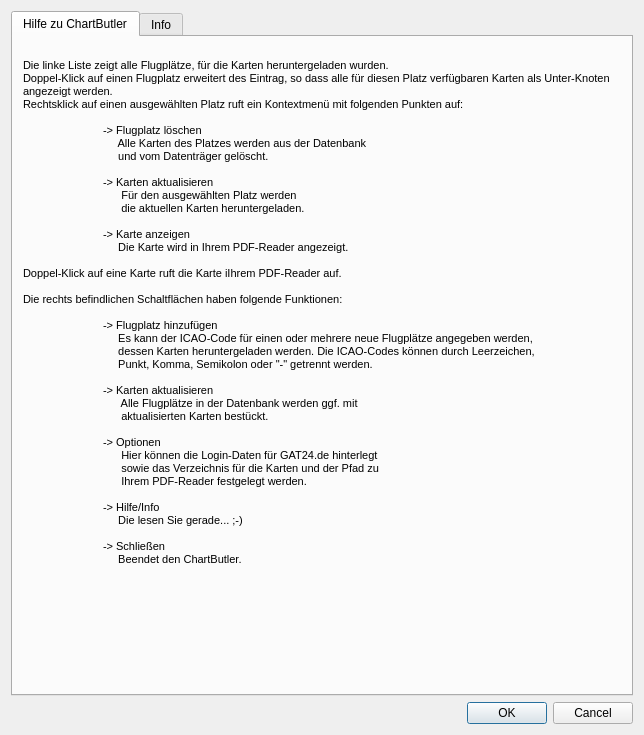
The window that ChartButler/chelp.ui (joergpauly/chartbutler) describes before a commit, drawn with Qt 5.
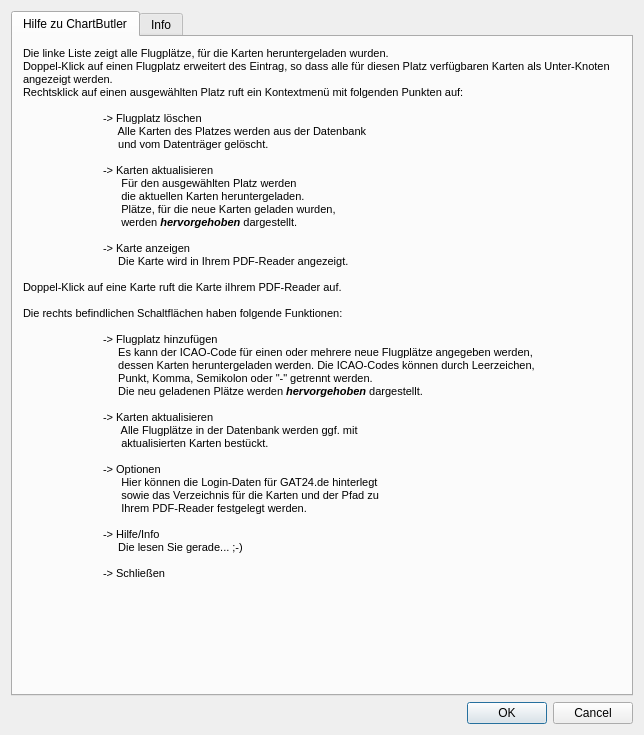
The same window after the commit.

Commit message: Letzte Anpassung für Windows-Version.

Patch:
```diff
--- a/ChartButler/chelp.ui
+++ b/ChartButler/chelp.ui
@@ -39,45 +39,48 @@
         <string>&lt;!DOCTYPE HTML PUBLIC &quot;-//W3C//DTD HTML 4.0//EN&quot; &quot;http://www.w3.org/TR/REC-html40/strict.dtd&quot;&gt;
 &lt;html&gt;&lt;head&gt;&lt;meta name=&quot;qrichtext&quot; content=&quot;1&quot; /&gt;&lt;style type=&quot;text/css&quot;&gt;
 p, li { white-space: pre-wrap; }
-&lt;/style&gt;&lt;/head&gt;&lt;body style=&quot; font-family:'Sans Serif'; font-size:9pt; font-weight:400; font-style:normal;&quot;&gt;
-&lt;p style=&quot; margin-top:0px; margin-bottom:0px; margin-left:0px; margin-right:0px; -qt-block-indent:0; text-indent:0px;&quot;&gt;&lt;span style=&quot; font-family:'MS Shell Dlg 2'; font-size:8pt;&quot;&gt;Die linke Liste zeigt alle Flugplätze, für die Karten heruntergeladen wurden.&lt;/span&gt;&lt;/p&gt;
-&lt;p style=&quot; margin-top:0px; margin-bottom:0px; margin-left:0px; margin-right:0px; -qt-block-indent:0; text-indent:0px;&quot;&gt;&lt;span style=&quot; font-family:'MS Shell Dlg 2'; font-size:8pt;&quot;&gt;Doppel-Klick auf einen Flugplatz erweitert des Eintrag, so dass alle für diesen Platz verfügbaren Karten als Unter-Knoten angezeigt werden.&lt;/span&gt;&lt;/p&gt;
-&lt;p style=&quot; margin-top:0px; margin-bottom:0px; margin-left:0px; margin-right:0px; -qt-block-indent:0; text-indent:0px;&quot;&gt;&lt;span style=&quot; font-family:'MS Shell Dlg 2'; font-size:8pt;&quot;&gt;Rechtsklick auf einen ausgewählten Platz ruft ein Kontextmenü mit folgenden Punkten auf:&lt;/span&gt;&lt;/p&gt;
-&lt;p style=&quot;-qt-paragraph-type:empty; margin-top:0px; margin-bottom:0px; margin-left:0px; margin-right:0px; -qt-block-indent:0; text-indent:0px; font-family:'MS Shell Dlg 2'; font-size:8pt;&quot;&gt;&lt;br /&gt;&lt;/p&gt;
-&lt;p style=&quot; margin-top:0px; margin-bottom:0px; margin-left:0px; margin-right:0px; -qt-block-indent:0; text-indent:0px;&quot;&gt;&lt;span style=&quot; font-family:'MS Shell Dlg 2'; font-size:8pt;&quot;&gt;	-&amp;gt; Flugplatz löschen&lt;/span&gt;&lt;/p&gt;
-&lt;p style=&quot; margin-top:0px; margin-bottom:0px; margin-left:0px; margin-right:0px; -qt-block-indent:0; text-indent:0px;&quot;&gt;&lt;span style=&quot; font-family:'MS Shell Dlg 2'; font-size:8pt;&quot;&gt;	     Alle Karten des Platzes werden aus der Datenbank &lt;/span&gt;&lt;/p&gt;
-&lt;p style=&quot; margin-top:0px; margin-bottom:0px; margin-left:0px; margin-right:0px; -qt-block-indent:0; text-indent:0px;&quot;&gt;&lt;span style=&quot; font-family:'MS Shell Dlg 2'; font-size:8pt;&quot;&gt;	     und vom Datenträger gelöscht.&lt;/span&gt;&lt;/p&gt;
-&lt;p style=&quot;-qt-paragraph-type:empty; margin-top:0px; margin-bottom:0px; margin-left:0px; margin-right:0px; -qt-block-indent:0; text-indent:0px; font-family:'MS Shell Dlg 2'; font-size:8pt;&quot;&gt;&lt;br /&gt;&lt;/p&gt;
-&lt;p style=&quot; margin-top:0px; margin-bottom:0px; margin-left:0px; margin-right:0px; -qt-block-indent:0; text-indent:0px;&quot;&gt;&lt;span style=&quot; font-family:'MS Shell Dlg 2'; font-size:8pt;&quot;&gt;	-&amp;gt; Karten aktualisieren&lt;/span&gt;&lt;/p&gt;
-&lt;p style=&quot; margin-top:0px; margin-bottom:0px; margin-left:0px; margin-right:0px; -qt-block-indent:0; text-indent:0px;&quot;&gt;&lt;span style=&quot; font-family:'MS Shell Dlg 2'; font-size:8pt;&quot;&gt;	      Für den ausgewählten Platz werden&lt;/span&gt;&lt;/p&gt;
-&lt;p style=&quot; margin-top:0px; margin-bottom:0px; margin-left:0px; margin-right:0px; -qt-block-indent:0; text-indent:0px;&quot;&gt;&lt;span style=&quot; font-family:'MS Shell Dlg 2'; font-size:8pt;&quot;&gt;	      die aktuellen Karten heruntergeladen.&lt;/span&gt;&lt;/p&gt;
-&lt;p style=&quot;-qt-paragraph-type:empty; margin-top:0px; margin-bottom:0px; margin-left:0px; margin-right:0px; -qt-block-indent:0; text-indent:0px; font-family:'MS Shell Dlg 2'; font-size:8pt;&quot;&gt;&lt;br /&gt;&lt;/p&gt;
-&lt;p style=&quot; margin-top:0px; margin-bottom:0px; margin-left:0px; margin-right:0px; -qt-block-indent:0; text-indent:0px;&quot;&gt;&lt;span style=&quot; font-family:'MS Shell Dlg 2'; font-size:8pt;&quot;&gt;	-&amp;gt; Karte anzeigen&lt;/span&gt;&lt;/p&gt;
-&lt;p style=&quot; margin-top:0px; margin-bottom:0px; margin-left:0px; margin-right:0px; -qt-block-indent:0; text-indent:0px;&quot;&gt;&lt;span style=&quot; font-family:'MS Shell Dlg 2'; font-size:8pt;&quot;&gt;	     Die Karte wird in Ihrem PDF-Reader angezeigt.&lt;/span&gt;&lt;/p&gt;
-&lt;p style=&quot;-qt-paragraph-type:empty; margin-top:0px; margin-bottom:0px; margin-left:0px; margin-right:0px; -qt-block-indent:0; text-indent:0px; font-family:'MS Shell Dlg 2'; font-size:8pt;&quot;&gt;&lt;br /&gt;&lt;/p&gt;
-&lt;p style=&quot; margin-top:0px; margin-bottom:0px; margin-left:0px; margin-right:0px; -qt-block-indent:0; text-indent:0px;&quot;&gt;&lt;span style=&quot; font-family:'MS Shell Dlg 2'; font-size:8pt;&quot;&gt;Doppel-Klick auf eine Karte ruft die Karte iIhrem PDF-Reader auf.&lt;/span&gt;&lt;/p&gt;
-&lt;p style=&quot;-qt-paragraph-type:empty; margin-top:0px; margin-bottom:0px; margin-left:0px; margin-right:0px; -qt-block-indent:0; text-indent:0px; font-family:'MS Shell Dlg 2'; font-size:8pt;&quot;&gt;&lt;br /&gt;&lt;/p&gt;
-&lt;p style=&quot; margin-top:0px; margin-bottom:0px; margin-left:0px; margin-right:0px; -qt-block-indent:0; text-indent:0px;&quot;&gt;&lt;span style=&quot; font-family:'MS Shell Dlg 2'; font-size:8pt;&quot;&gt;Die rechts befindlichen Schaltflächen haben folgende Funktionen:&lt;/span&gt;&lt;/p&gt;
-&lt;p style=&quot;-qt-paragraph-type:empty; margin-top:0px; margin-bottom:0px; margin-left:0px; margin-right:0px; -qt-block-indent:0; text-indent:0px; font-family:'MS Shell Dlg 2'; font-size:8pt;&quot;&gt;&lt;br /&gt;&lt;/p&gt;
-&lt;p style=&quot; margin-top:0px; margin-bottom:0px; margin-left:0px; margin-right:0px; -qt-block-indent:0; text-indent:0px;&quot;&gt;&lt;span style=&quot; font-family:'MS Shell Dlg 2'; font-size:8pt;&quot;&gt;	-&amp;gt; Flugplatz hinzufügen&lt;/span&gt;&lt;/p&gt;
-&lt;p style=&quot; margin-top:0px; margin-bottom:0px; margin-left:0px; margin-right:0px; -qt-block-indent:0; text-indent:0px;&quot;&gt;&lt;span style=&quot; font-family:'MS Shell Dlg 2'; font-size:8pt;&quot;&gt;	     Es kann der ICAO-Code für einen oder mehrere neue Flugplätze angegeben werden,&lt;/span&gt;&lt;/p&gt;
-&lt;p style=&quot; margin-top:0px; margin-bottom:0px; margin-left:0px; margin-right:0px; -qt-block-indent:0; text-indent:0px;&quot;&gt;&lt;span style=&quot; font-family:'MS Shell Dlg 2'; font-size:8pt;&quot;&gt;	     dessen Karten heruntergeladen werden. Die ICAO-Codes können durch Leerzeichen,&lt;/span&gt;&lt;/p&gt;
-&lt;p style=&quot; margin-top:0px; margin-bottom:0px; margin-left:0px; margin-right:0px; -qt-block-indent:0; text-indent:0px;&quot;&gt;&lt;span style=&quot; font-family:'MS Shell Dlg 2'; font-size:8pt;&quot;&gt;	     Punkt, Komma, Semikolon oder &amp;quot;-&amp;quot; getrennt werden.&lt;/span&gt;&lt;/p&gt;
-&lt;p style=&quot;-qt-paragraph-type:empty; margin-top:0px; margin-bottom:0px; margin-left:0px; margin-right:0px; -qt-block-indent:0; text-indent:0px; font-family:'MS Shell Dlg 2'; font-size:8pt;&quot;&gt;&lt;br /&gt;&lt;/p&gt;
-&lt;p style=&quot; margin-top:0px; margin-bottom:0px; margin-left:0px; margin-right:0px; -qt-block-indent:0; text-indent:0px;&quot;&gt;&lt;span style=&quot; font-family:'MS Shell Dlg 2'; font-size:8pt;&quot;&gt;	-&amp;gt; Karten aktualisieren&lt;/span&gt;&lt;/p&gt;
-&lt;p style=&quot; margin-top:0px; margin-bottom:0px; margin-left:0px; margin-right:0px; -qt-block-indent:0; text-indent:0px;&quot;&gt;&lt;span style=&quot; font-family:'MS Shell Dlg 2'; font-size:8pt;&quot;&gt;	      Alle Flugplätze in der Datenbank werden ggf. mit&lt;/span&gt;&lt;/p&gt;
-&lt;p style=&quot; margin-top:0px; margin-bottom:0px; margin-left:0px; margin-right:0px; -qt-block-indent:0; text-indent:0px;&quot;&gt;&lt;span style=&quot; font-family:'MS Shell Dlg 2'; font-size:8pt;&quot;&gt;	      aktualisierten Karten bestückt.&lt;/span&gt;&lt;/p&gt;
-&lt;p style=&quot;-qt-paragraph-type:empty; margin-top:0px; margin-bottom:0px; margin-left:0px; margin-right:0px; -qt-block-indent:0; text-indent:0px; font-family:'MS Shell Dlg 2'; font-size:8pt;&quot;&gt;&lt;br /&gt;&lt;/p&gt;
-&lt;p style=&quot; margin-top:0px; margin-bottom:0px; margin-left:0px; margin-right:0px; -qt-block-indent:0; text-indent:0px;&quot;&gt;&lt;span style=&quot; font-family:'MS Shell Dlg 2'; font-size:8pt;&quot;&gt;	-&amp;gt; Optionen&lt;/span&gt;&lt;/p&gt;
-&lt;p style=&quot; margin-top:0px; margin-bottom:0px; margin-left:0px; margin-right:0px; -qt-block-indent:0; text-indent:0px;&quot;&gt;&lt;span style=&quot; font-family:'MS Shell Dlg 2'; font-size:8pt;&quot;&gt;	      Hier können die Login-Daten für GAT24.de hinterlegt &lt;/span&gt;&lt;/p&gt;
-&lt;p style=&quot; margin-top:0px; margin-bottom:0px; margin-left:0px; margin-right:0px; -qt-block-indent:0; text-indent:0px;&quot;&gt;&lt;span style=&quot; font-family:'MS Shell Dlg 2'; font-size:8pt;&quot;&gt; 	      sowie das Verzeichnis für die Karten und der Pfad zu&lt;/span&gt;&lt;/p&gt;
-&lt;p style=&quot; margin-top:0px; margin-bottom:0px; margin-left:0px; margin-right:0px; -qt-block-indent:0; text-indent:0px;&quot;&gt;&lt;span style=&quot; font-family:'MS Shell Dlg 2'; font-size:8pt;&quot;&gt;	      Ihrem PDF-Reader festgelegt werden.&lt;/span&gt;&lt;/p&gt;
-&lt;p style=&quot;-qt-paragraph-type:empty; margin-top:0px; margin-bottom:0px; margin-left:0px; margin-right:0px; -qt-block-indent:0; text-indent:0px; font-family:'MS Shell Dlg 2'; font-size:8pt;&quot;&gt;&lt;br /&gt;&lt;/p&gt;
-&lt;p style=&quot; margin-top:0px; margin-bottom:0px; margin-left:0px; margin-right:0px; -qt-block-indent:0; text-indent:0px;&quot;&gt;&lt;span style=&quot; font-family:'MS Shell Dlg 2'; font-size:8pt;&quot;&gt;	-&amp;gt; Hilfe/Info&lt;/span&gt;&lt;/p&gt;
-&lt;p style=&quot; margin-top:0px; margin-bottom:0px; margin-left:0px; margin-right:0px; -qt-block-indent:0; text-indent:0px;&quot;&gt;&lt;span style=&quot; font-family:'MS Shell Dlg 2'; font-size:8pt;&quot;&gt;	     Die lesen Sie gerade... ;-)&lt;/span&gt;&lt;/p&gt;
-&lt;p style=&quot;-qt-paragraph-type:empty; margin-top:0px; margin-bottom:0px; margin-left:0px; margin-right:0px; -qt-block-indent:0; text-indent:0px; font-family:'MS Shell Dlg 2'; font-size:8pt;&quot;&gt;&lt;br /&gt;&lt;/p&gt;
-&lt;p style=&quot; margin-top:0px; margin-bottom:0px; margin-left:0px; margin-right:0px; -qt-block-indent:0; text-indent:0px;&quot;&gt;&lt;span style=&quot; font-family:'MS Shell Dlg 2'; font-size:8pt;&quot;&gt;	-&amp;gt; Schließen&lt;/span&gt;&lt;/p&gt;
-&lt;p style=&quot; margin-top:0px; margin-bottom:0px; margin-left:0px; margin-right:0px; -qt-block-indent:0; text-indent:0px;&quot;&gt;&lt;span style=&quot; font-family:'MS Shell Dlg 2'; font-size:8pt;&quot;&gt;	     Beendet den ChartButler.&lt;/span&gt;&lt;/p&gt;&lt;/body&gt;&lt;/html&gt;</string>
+&lt;/style&gt;&lt;/head&gt;&lt;body style=&quot; font-family:'MS Shell Dlg 2'; font-size:8pt; font-weight:400; font-style:normal;&quot;&gt;
+&lt;p style=&quot; margin-top:0px; margin-bottom:0px; margin-left:0px; margin-right:0px; -qt-block-indent:0; text-indent:0px;&quot;&gt;Die linke Liste zeigt alle Flugplätze, für die Karten heruntergeladen wurden.&lt;/p&gt;
+&lt;p style=&quot; margin-top:0px; margin-bottom:0px; margin-left:0px; margin-right:0px; -qt-block-indent:0; text-indent:0px;&quot;&gt;Doppel-Klick auf einen Flugplatz erweitert des Eintrag, so dass alle für diesen Platz verfügbaren Karten als Unter-Knoten angezeigt werden.&lt;/p&gt;
+&lt;p style=&quot; margin-top:0px; margin-bottom:0px; margin-left:0px; margin-right:0px; -qt-block-indent:0; text-indent:0px;&quot;&gt;Rechtsklick auf einen ausgewählten Platz ruft ein Kontextmenü mit folgenden Punkten auf:&lt;/p&gt;
+&lt;p style=&quot;-qt-paragraph-type:empty; margin-top:0px; margin-bottom:0px; margin-left:0px; margin-right:0px; -qt-block-indent:0; text-indent:0px;&quot;&gt;&lt;br /&gt;&lt;/p&gt;
+&lt;p style=&quot; margin-top:0px; margin-bottom:0px; margin-left:0px; margin-right:0px; -qt-block-indent:0; text-indent:0px;&quot;&gt;	-&amp;gt; Flugplatz löschen&lt;/p&gt;
+&lt;p style=&quot; margin-top:0px; margin-bottom:0px; margin-left:0px; margin-right:0px; -qt-block-indent:0; text-indent:0px;&quot;&gt;	     Alle Karten des Platzes werden aus der Datenbank &lt;/p&gt;
+&lt;p style=&quot; margin-top:0px; margin-bottom:0px; margin-left:0px; margin-right:0px; -qt-block-indent:0; text-indent:0px;&quot;&gt;	     und vom Datenträger gelöscht.&lt;/p&gt;
+&lt;p style=&quot;-qt-paragraph-type:empty; margin-top:0px; margin-bottom:0px; margin-left:0px; margin-right:0px; -qt-block-indent:0; text-indent:0px;&quot;&gt;&lt;br /&gt;&lt;/p&gt;
+&lt;p style=&quot; margin-top:0px; margin-bottom:0px; margin-left:0px; margin-right:0px; -qt-block-indent:0; text-indent:0px;&quot;&gt;	-&amp;gt; Karten aktualisieren&lt;/p&gt;
+&lt;p style=&quot; margin-top:0px; margin-bottom:0px; margin-left:0px; margin-right:0px; -qt-block-indent:0; text-indent:0px;&quot;&gt;	      Für den ausgewählten Platz werden&lt;/p&gt;
+&lt;p style=&quot; margin-top:0px; margin-bottom:0px; margin-left:0px; margin-right:0px; -qt-block-indent:0; text-indent:0px;&quot;&gt;	      die aktuellen Karten heruntergeladen.&lt;/p&gt;
+&lt;p style=&quot; margin-top:0px; margin-bottom:0px; margin-left:0px; margin-right:0px; -qt-block-indent:0; text-indent:0px;&quot;&gt;	      Plätze, für die neue Karten geladen wurden, &lt;/p&gt;
+&lt;p style=&quot; margin-top:0px; margin-bottom:0px; margin-left:0px; margin-right:0px; -qt-block-indent:0; text-indent:0px;&quot;&gt;	      werden &lt;span style=&quot; font-weight:600; font-style:italic;&quot;&gt;hervorgehoben&lt;/span&gt; dargestellt.&lt;/p&gt;
+&lt;p style=&quot;-qt-paragraph-type:empty; margin-top:0px; margin-bottom:0px; margin-left:0px; margin-right:0px; -qt-block-indent:0; text-indent:0px;&quot;&gt;&lt;br /&gt;&lt;/p&gt;
+&lt;p style=&quot; margin-top:0px; margin-bottom:0px; margin-left:0px; margin-right:0px; -qt-block-indent:0; text-indent:0px;&quot;&gt;	-&amp;gt; Karte anzeigen&lt;/p&gt;
+&lt;p style=&quot; margin-top:0px; margin-bottom:0px; margin-left:0px; margin-right:0px; -qt-block-indent:0; text-indent:0px;&quot;&gt;	     Die Karte wird in Ihrem PDF-Reader angezeigt.&lt;/p&gt;
+&lt;p style=&quot;-qt-paragraph-type:empty; margin-top:0px; margin-bottom:0px; margin-left:0px; margin-right:0px; -qt-block-indent:0; text-indent:0px;&quot;&gt;&lt;br /&gt;&lt;/p&gt;
+&lt;p style=&quot; margin-top:0px; margin-bottom:0px; margin-left:0px; margin-right:0px; -qt-block-indent:0; text-indent:0px;&quot;&gt;Doppel-Klick auf eine Karte ruft die Karte iIhrem PDF-Reader auf.&lt;/p&gt;
+&lt;p style=&quot;-qt-paragraph-type:empty; margin-top:0px; margin-bottom:0px; margin-left:0px; margin-right:0px; -qt-block-indent:0; text-indent:0px;&quot;&gt;&lt;br /&gt;&lt;/p&gt;
+&lt;p style=&quot; margin-top:0px; margin-bottom:0px; margin-left:0px; margin-right:0px; -qt-block-indent:0; text-indent:0px;&quot;&gt;Die rechts befindlichen Schaltflächen haben folgende Funktionen:&lt;/p&gt;
+&lt;p style=&quot;-qt-paragraph-type:empty; margin-top:0px; margin-bottom:0px; margin-left:0px; margin-right:0px; -qt-block-indent:0; text-indent:0px;&quot;&gt;&lt;br /&gt;&lt;/p&gt;
+&lt;p style=&quot; margin-top:0px; margin-bottom:0px; margin-left:0px; margin-right:0px; -qt-block-indent:0; text-indent:0px;&quot;&gt;	-&amp;gt; Flugplatz hinzufügen&lt;/p&gt;
+&lt;p style=&quot; margin-top:0px; margin-bottom:0px; margin-left:0px; margin-right:0px; -qt-block-indent:0; text-indent:0px;&quot;&gt;	     Es kann der ICAO-Code für einen oder mehrere neue Flugplätze angegeben werden,&lt;/p&gt;
+&lt;p style=&quot; margin-top:0px; margin-bottom:0px; margin-left:0px; margin-right:0px; -qt-block-indent:0; text-indent:0px;&quot;&gt;	     dessen Karten heruntergeladen werden. Die ICAO-Codes können durch Leerzeichen,&lt;/p&gt;
+&lt;p style=&quot; margin-top:0px; margin-bottom:0px; margin-left:0px; margin-right:0px; -qt-block-indent:0; text-indent:0px;&quot;&gt;	     Punkt, Komma, Semikolon oder &amp;quot;-&amp;quot; getrennt werden.&lt;/p&gt;
+&lt;p style=&quot; margin-top:0px; margin-bottom:0px; margin-left:0px; margin-right:0px; -qt-block-indent:0; text-indent:0px;&quot;&gt;	     Die neu geladenen Plätze werden &lt;span style=&quot; font-weight:600; font-style:italic;&quot;&gt;hervorgehoben&lt;/span&gt; dargestellt.&lt;/p&gt;
+&lt;p style=&quot;-qt-paragraph-type:empty; margin-top:0px; margin-bottom:0px; margin-left:0px; margin-right:0px; -qt-block-indent:0; text-indent:0px;&quot;&gt;&lt;br /&gt;&lt;/p&gt;
+&lt;p style=&quot; margin-top:0px; margin-bottom:0px; margin-left:0px; margin-right:0px; -qt-block-indent:0; text-indent:0px;&quot;&gt;	-&amp;gt; Karten aktualisieren&lt;/p&gt;
+&lt;p style=&quot; margin-top:0px; margin-bottom:0px; margin-left:0px; margin-right:0px; -qt-block-indent:0; text-indent:0px;&quot;&gt;	      Alle Flugplätze in der Datenbank werden ggf. mit&lt;/p&gt;
+&lt;p style=&quot; margin-top:0px; margin-bottom:0px; margin-left:0px; margin-right:0px; -qt-block-indent:0; text-indent:0px;&quot;&gt;	      aktualisierten Karten bestückt.&lt;/p&gt;
+&lt;p style=&quot;-qt-paragraph-type:empty; margin-top:0px; margin-bottom:0px; margin-left:0px; margin-right:0px; -qt-block-indent:0; text-indent:0px;&quot;&gt;&lt;br /&gt;&lt;/p&gt;
+&lt;p style=&quot; margin-top:0px; margin-bottom:0px; margin-left:0px; margin-right:0px; -qt-block-indent:0; text-indent:0px;&quot;&gt;	-&amp;gt; Optionen&lt;/p&gt;
+&lt;p style=&quot; margin-top:0px; margin-bottom:0px; margin-left:0px; margin-right:0px; -qt-block-indent:0; text-indent:0px;&quot;&gt;	      Hier können die Login-Daten für GAT24.de hinterlegt &lt;/p&gt;
+&lt;p style=&quot; margin-top:0px; margin-bottom:0px; margin-left:0px; margin-right:0px; -qt-block-indent:0; text-indent:0px;&quot;&gt; 	      sowie das Verzeichnis für die Karten und der Pfad zu&lt;/p&gt;
+&lt;p style=&quot; margin-top:0px; margin-bottom:0px; margin-left:0px; margin-right:0px; -qt-block-indent:0; text-indent:0px;&quot;&gt;	      Ihrem PDF-Reader festgelegt werden.&lt;/p&gt;
+&lt;p style=&quot;-qt-paragraph-type:empty; margin-top:0px; margin-bottom:0px; margin-left:0px; margin-right:0px; -qt-block-indent:0; text-indent:0px;&quot;&gt;&lt;br /&gt;&lt;/p&gt;
+&lt;p style=&quot; margin-top:0px; margin-bottom:0px; margin-left:0px; margin-right:0px; -qt-block-indent:0; text-indent:0px;&quot;&gt;	-&amp;gt; Hilfe/Info&lt;/p&gt;
+&lt;p style=&quot; margin-top:0px; margin-bottom:0px; margin-left:0px; margin-right:0px; -qt-block-indent:0; text-indent:0px;&quot;&gt;	     Die lesen Sie gerade... ;-)&lt;/p&gt;
+&lt;p style=&quot;-qt-paragraph-type:empty; margin-top:0px; margin-bottom:0px; margin-left:0px; margin-right:0px; -qt-block-indent:0; text-indent:0px;&quot;&gt;&lt;br /&gt;&lt;/p&gt;
+&lt;p style=&quot; margin-top:0px; margin-bottom:0px; margin-left:0px; margin-right:0px; -qt-block-indent:0; text-indent:0px;&quot;&gt;	-&amp;gt; Schließen&lt;/p&gt;
+&lt;p style=&quot; margin-top:0px; margin-bottom:0px; margin-left:0px; margin-right:0px; -qt-block-indent:0; text-indent:0px;&quot;&gt;	     Beendet den ChartButler.&lt;/p&gt;&lt;/body&gt;&lt;/html&gt;</string>
        </property>
        <property name="wordWrap">
         <bool>true</bool>
```
Left out of the diff: 2 changed lines with no effect on the pictures. The commit also changes 2 other files.
